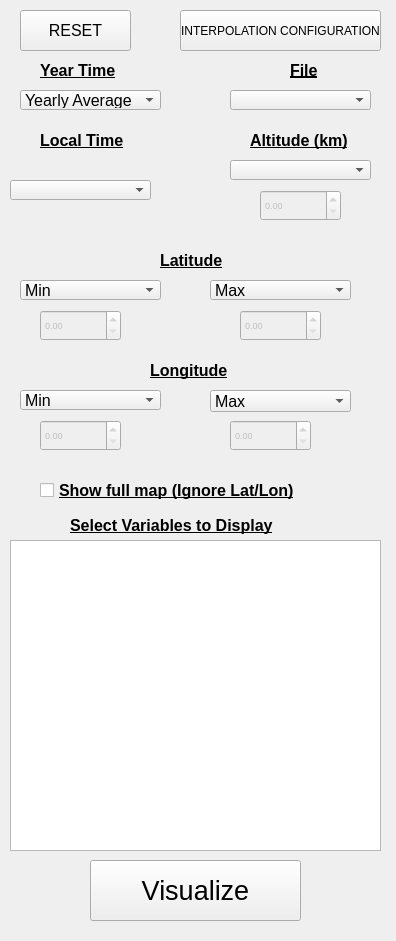
Above: mcd_visualizer_dockwidget_base.ui from davidsr21/mcd_visualizer before the change. Below: the same form after it.
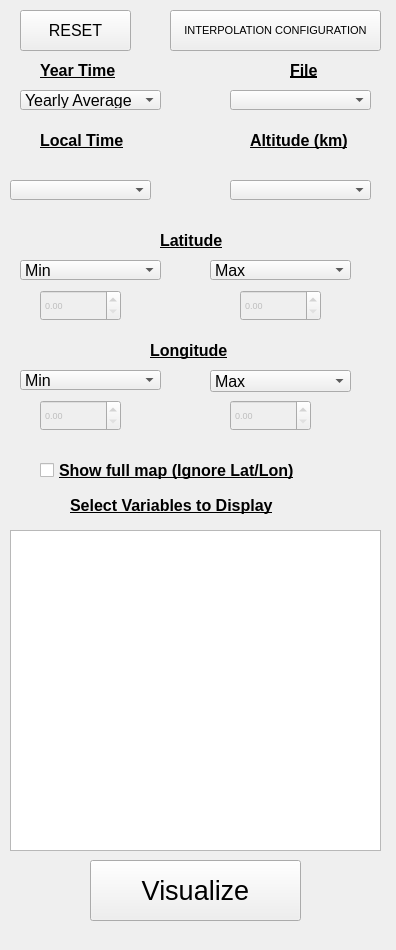
That is the form after the change.

```diff
--- a/mcd_visualizer_dockwidget_base.ui
+++ b/mcd_visualizer_dockwidget_base.ui
@@ -7,7 +7,7 @@
     <x>0</x>
     <y>0</y>
     <width>396</width>
-    <height>941</height>
+    <height>950</height>
    </rect>
   </property>
   <property name="minimumSize">
@@ -235,7 +235,7 @@
     <property name="geometry">
      <rect>
       <x>230</x>
-      <y>160</y>
+      <y>180</y>
       <width>141</width>
       <height>20</height>
      </rect>
@@ -255,7 +255,7 @@
     <property name="geometry">
      <rect>
       <x>160</x>
-      <y>250</y>
+      <y>230</y>
       <width>91</width>
       <height>21</height>
      </rect>
@@ -276,7 +276,7 @@
     <property name="geometry">
      <rect>
       <x>150</x>
-      <y>360</y>
+      <y>340</y>
       <width>101</width>
       <height>21</height>
      </rect>
@@ -297,7 +297,7 @@
     <property name="geometry">
      <rect>
       <x>20</x>
-      <y>390</y>
+      <y>370</y>
       <width>141</width>
       <height>20</height>
      </rect>
@@ -317,7 +317,7 @@
     <property name="geometry">
      <rect>
       <x>70</x>
-      <y>510</y>
+      <y>490</y>
       <width>281</width>
       <height>31</height>
      </rect>
@@ -356,7 +356,7 @@
     <property name="geometry">
      <rect>
       <x>40</x>
-      <y>480</y>
+      <y>460</y>
       <width>351</width>
       <height>21</height>
      </rect>
@@ -377,7 +377,7 @@
     <property name="geometry">
      <rect>
       <x>20</x>
-      <y>280</y>
+      <y>260</y>
       <width>141</width>
       <height>20</height>
      </rect>
@@ -397,7 +397,7 @@
     <property name="geometry">
      <rect>
       <x>210</x>
-      <y>280</y>
+      <y>260</y>
       <width>141</width>
       <height>20</height>
      </rect>
@@ -417,7 +417,7 @@
     <property name="geometry">
      <rect>
       <x>210</x>
-      <y>390</y>
+      <y>370</y>
       <width>141</width>
       <height>22</height>
      </rect>
@@ -476,9 +476,9 @@
     <property name="geometry">
      <rect>
       <x>10</x>
-      <y>540</y>
+      <y>530</y>
       <width>371</width>
-      <height>311</height>
+      <height>321</height>
      </rect>
     </property>
     <property name="font">
@@ -496,34 +496,21 @@
    <widget class="QPushButton" name="Push_Reset_2">
     <property name="geometry">
      <rect>
-      <x>180</x>
+      <x>170</x>
       <y>10</y>
-      <width>201</width>
+      <width>211</width>
       <height>41</height>
      </rect>
     </property>
     <property name="font">
      <font>
-      <pointsize>9</pointsize>
+      <pointsize>8</pointsize>
      </font>
     </property>
     <property name="text">
      <string>INTERPOLATION CONFIGURATION</string>
     </property>
    </widget>
-   <widget class="QDoubleSpinBox" name="Spin_Altitud">
-    <property name="enabled">
-     <bool>false</bool>
-    </property>
-    <property name="geometry">
-     <rect>
-      <x>260</x>
-      <y>190</y>
-      <width>81</width>
-      <height>31</height>
-     </rect>
-    </property>
-   </widget>
    <widget class="QDoubleSpinBox" name="Spin_Latitud_Min">
     <property name="enabled">
      <bool>false</bool>
@@ -531,7 +518,7 @@
     <property name="geometry">
      <rect>
       <x>40</x>
-      <y>310</y>
+      <y>290</y>
       <width>81</width>
       <height>31</height>
      </rect>
@@ -544,7 +531,7 @@
     <property name="geometry">
      <rect>
       <x>240</x>
-      <y>310</y>
+      <y>290</y>
       <width>81</width>
       <height>31</height>
      </rect>
@@ -557,7 +544,7 @@
     <property name="geometry">
      <rect>
       <x>40</x>
-      <y>420</y>
+      <y>400</y>
       <width>81</width>
       <height>31</height>
      </rect>
@@ -570,7 +557,7 @@
     <property name="geometry">
      <rect>
       <x>230</x>
-      <y>420</y>
+      <y>400</y>
       <width>81</width>
       <height>31</height>
      </rect>
```
Left out of the diff: 2 changed lines with no effect on the pictures.
